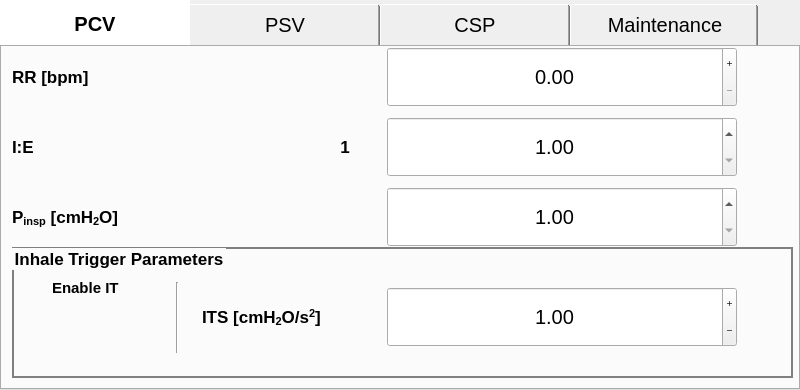
The window that gui/settings/settings.ui (MariuszSuchenek/MVM_GUI_test2) describes before a commit, drawn with Qt 5.
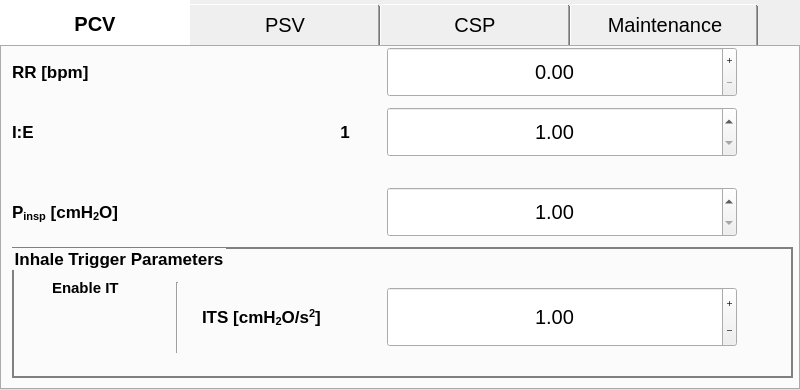
The same window after the commit. Icons and pictures are not drawn. Custom widgets are drawn as their Qt base class.

Commit message: make some room for the "I" label

The edit to the form file:
```diff
--- a/gui/settings/settings.ui
+++ b/gui/settings/settings.ui
@@ -126,7 +126,7 @@
           <x>10</x>
           <y>0</y>
           <width>340</width>
-          <height>60</height>
+          <height>50</height>
          </rect>
         </property>
         <property name="font">
@@ -145,9 +145,9 @@
         <property name="geometry">
          <rect>
           <x>10</x>
-          <y>70</y>
+          <y>60</y>
           <width>340</width>
-          <height>60</height>
+          <height>50</height>
          </rect>
         </property>
         <property name="font">
@@ -168,7 +168,7 @@
           <x>360</x>
           <y>0</y>
           <width>400</width>
-          <height>60</height>
+          <height>50</height>
          </rect>
         </property>
         <property name="font">
@@ -190,9 +190,9 @@
         <property name="geometry">
          <rect>
           <x>360</x>
-          <y>70</y>
+          <y>60</y>
           <width>400</width>
-          <height>60</height>
+          <height>50</height>
          </rect>
         </property>
         <property name="font">
@@ -221,7 +221,7 @@
           <x>440</x>
           <y>0</y>
           <width>240</width>
-          <height>60</height>
+          <height>50</height>
          </rect>
         </property>
         <property name="palette">
@@ -334,9 +334,9 @@
         <property name="geometry">
          <rect>
           <x>440</x>
-          <y>70</y>
+          <y>60</y>
           <width>240</width>
-          <height>60</height>
+          <height>50</height>
          </rect>
         </property>
         <property name="palette">
@@ -451,7 +451,7 @@
           <x>10</x>
           <y>140</y>
           <width>340</width>
-          <height>60</height>
+          <height>50</height>
          </rect>
         </property>
         <property name="font">
@@ -472,7 +472,7 @@
           <x>360</x>
           <y>140</y>
           <width>400</width>
-          <height>60</height>
+          <height>50</height>
          </rect>
         </property>
         <property name="font">
@@ -501,7 +501,7 @@
           <x>440</x>
           <y>140</y>
           <width>240</width>
-          <height>60</height>
+          <height>50</height>
          </rect>
         </property>
         <property name="palette">
@@ -679,7 +679,7 @@
           <rect>
            <x>190</x>
            <y>40</y>
-           <width>161</width>
+           <width>160</width>
            <height>60</height>
           </rect>
          </property>
```
Left out of the diff: 16 changed lines with no effect on the pictures.
